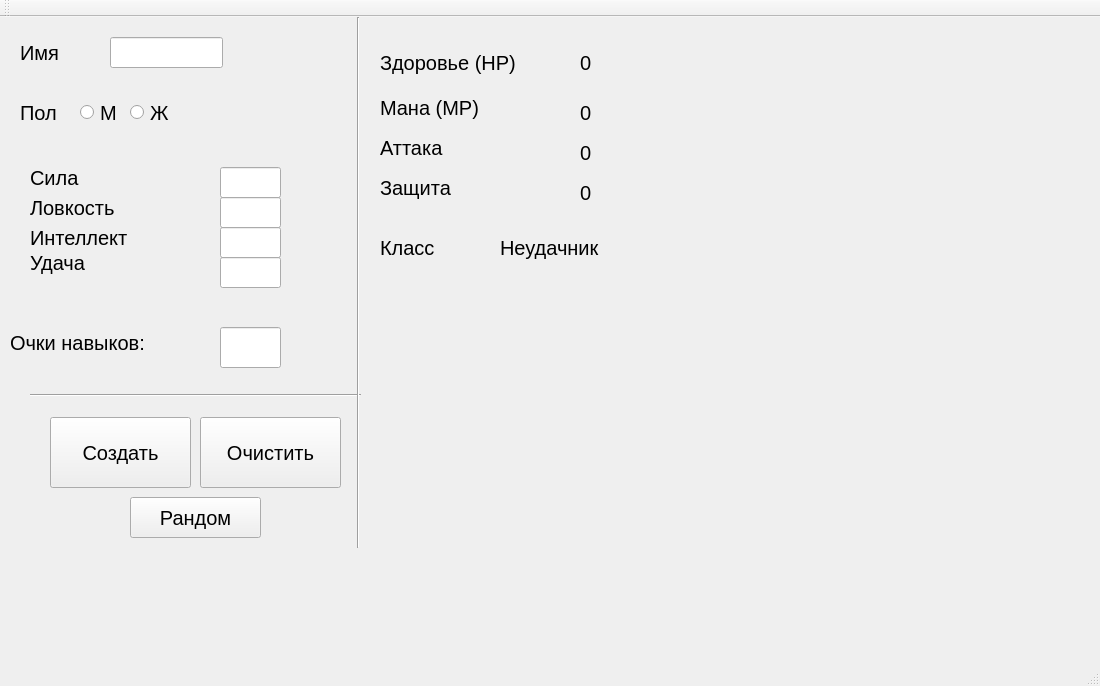
Qt form person_ed/mainwindow.ui (Georgy760/Qt_Projects) before a commit.
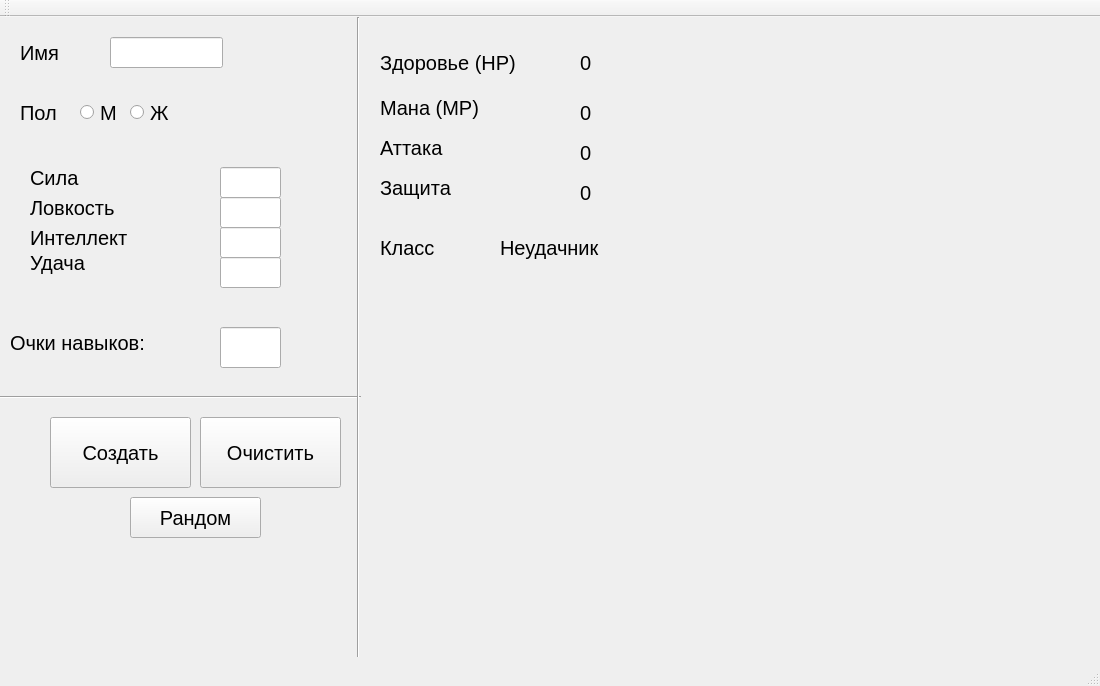
The same form after that commit.

```diff
--- a/person_ed/mainwindow.ui
+++ b/person_ed/mainwindow.ui
@@ -247,10 +247,10 @@
    <widget class="Line" name="line">
     <property name="geometry">
      <rect>
-      <x>30</x>
+      <x>-40</x>
       <y>370</y>
-      <width>331</width>
-      <height>16</height>
+      <width>401</width>
+      <height>20</height>
      </rect>
     </property>
     <property name="orientation">
@@ -263,7 +263,7 @@
       <x>350</x>
       <y>0</y>
       <width>16</width>
-      <height>531</height>
+      <height>641</height>
      </rect>
     </property>
     <property name="orientation">
```
Left out of the diff: 2 changed lines with no effect on the pictures.
